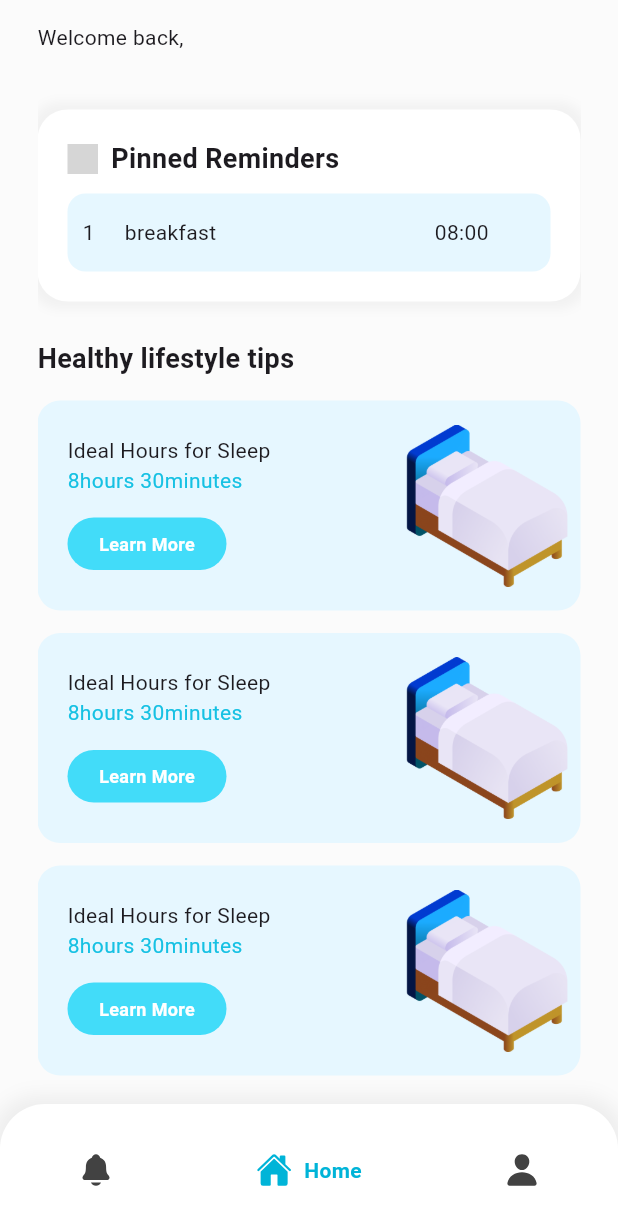
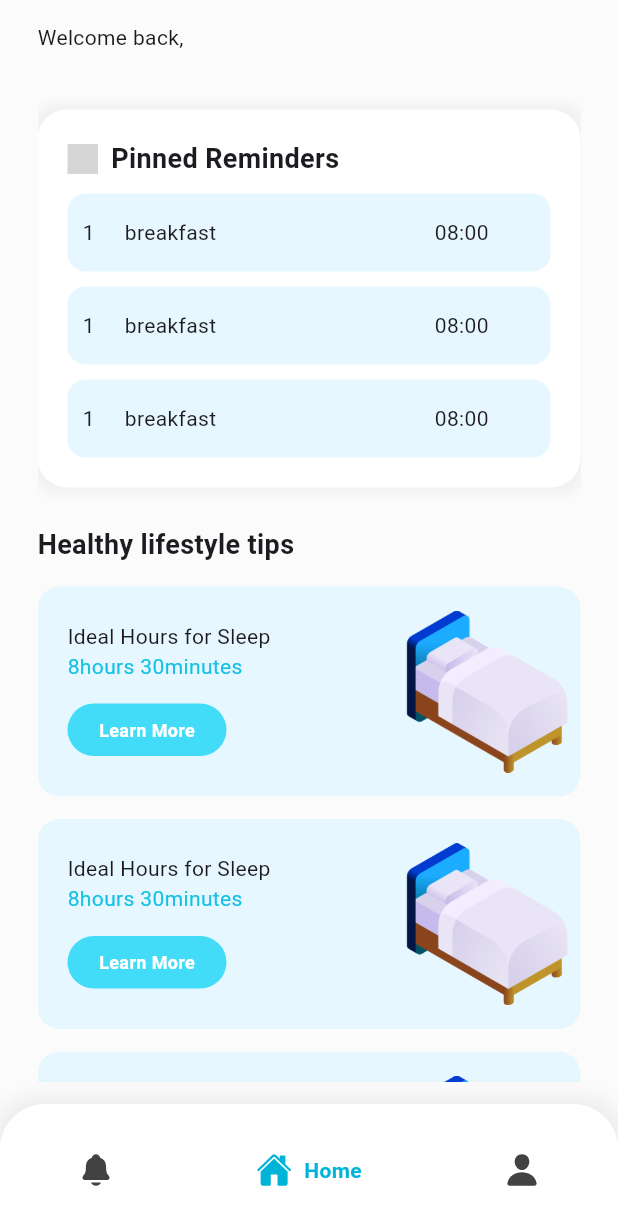
Before and after one commit to eowynnn/RemindIT, a Flutter app: the HomePage screen opened directly, on a phone screen of 412 x 824 dp. Shown: the top 1225 px of the screen. Run offline on Flutter 3.47's test engine with Material 3 defaults, Android fonts, the phone set to English and light mode, and no system bars; drawn by our look-alikes of google_nav_bar; our stand-ins replace cloud_firestore, firebase_auth, firebase_core, flutter_local_notifications, flutter_svg, fluttertoast and 4 more; missing offline and left inert: beautiful_soup_dart; accounts and stored records are empty; Roboto replaces fonts that are missing (SFProText); grey boxes are pictures that could not be loaded.

Commit message:
break: before pin feat

```diff
--- a/lib/Screen/home_screen.dart
+++ b/lib/Screen/home_screen.dart
@@ -200,6 +200,18 @@ class _HomeScreenState extends State<HomeScreen> {
                         name: "breakfast",
                         time: "08:00",
                       ),
+                      SizedBox(height: 10),
+                      ListNotifWidget(
+                        no: "1",
+                        name: "breakfast",
+                        time: "08:00",
+                      ),
+                      SizedBox(height: 10),
+                      ListNotifWidget(
+                        no: "1",
+                        name: "breakfast",
+                        time: "08:00",
+                      ),
                     ],
                   ),
                 ),
```
